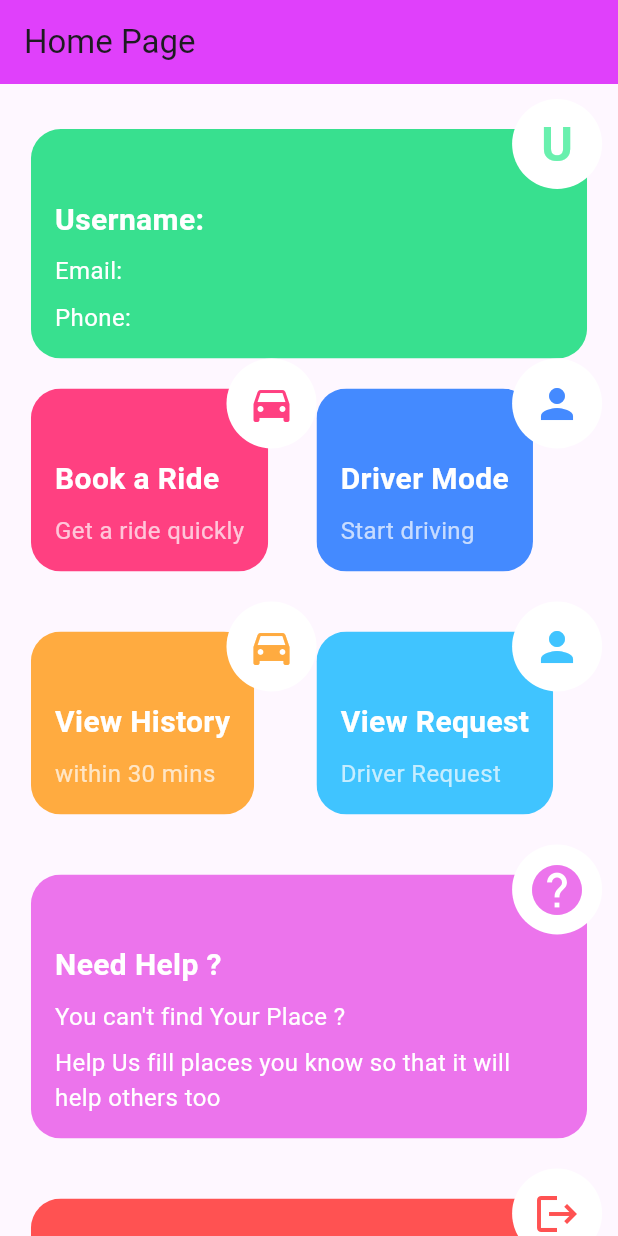
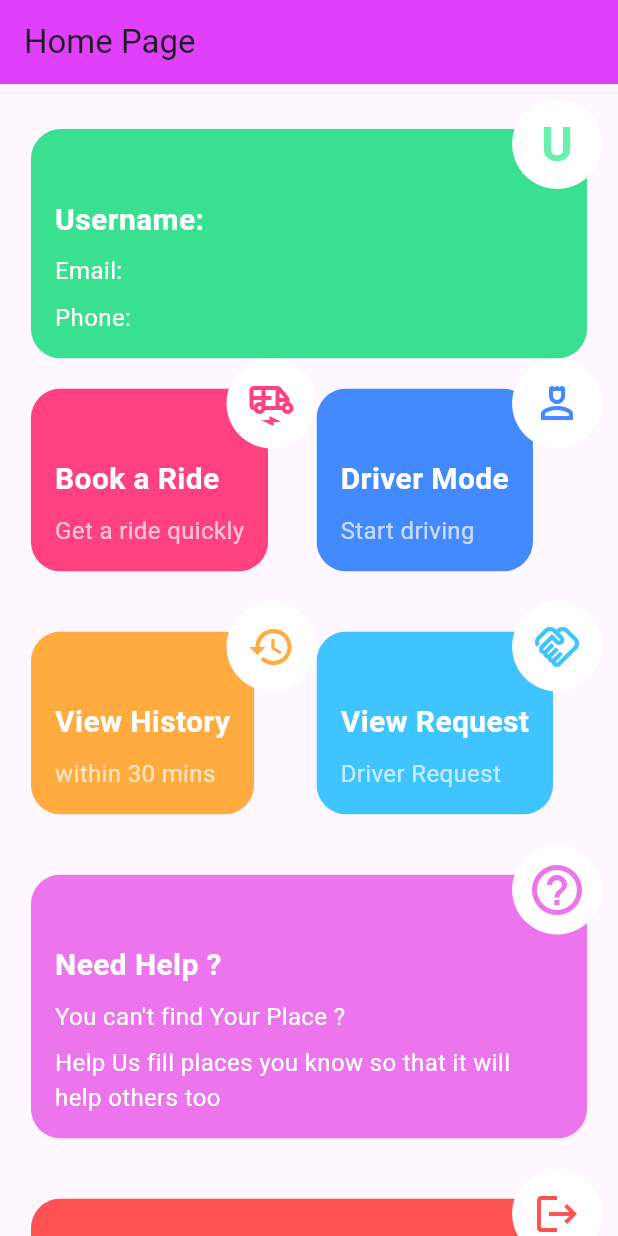
Before and after one commit to Taranga-Baral/Tuk-Tuk-App, a Flutter app: the HomePage1 screen opened directly, on a phone screen of 412 x 824 dp. Run offline on Flutter 3.47's test engine with Material 3 defaults, Android fonts, the phone set to English and light mode, and no system bars; our stand-ins replace card_loading, cloud_firestore, connectivity_plus, easy_stepper, firebase_auth, firebase_core and 4 more; missing offline and left inert: flutter_inappwebview; accounts and stored records are empty; network calls fail.

Commit message:
icon_changed_homepage

```diff
--- a/lib/Driver_HomePages/first_land_page_after_registration.dart
+++ b/lib/Driver_HomePages/first_land_page_after_registration.dart
@@ -102,7 +102,7 @@ class _DriverHomePageState extends State<DriverHomePage> {
         ScaffoldMessenger.of(context).showSnackBar(
           SnackBar(
             content: Text(
-              'Request sent successfully!\nTrip ID: $tripId\nUser ID: $userId\nDriver ID: $driverId',
+              'Request sent successfully!',
             ),
             duration: const Duration(seconds: 10), // Show for 10 seconds
           ),
--- a/lib/homepage1.dart
+++ b/lib/homepage1.dart
@@ -119,7 +119,7 @@ class HomePage1 extends StatelessWidget {
                               title: 'Book a Ride',
                               subtitle: 'Get a ride quickly',
                               color: Colors.pinkAccent,
-                              icon: Icons.directions_car,
+                              icon: Icons.electric_rickshaw_outlined,
                               onTap: () {
                                 String url =
                                     'https://www.openstreetmap.org/directions?engine=graphhopper_car&route=$pickupLatitude%2C$pickupLongitude%3B$deliveryLatitude%2C$deliveryLongitude';
@@ -139,7 +139,7 @@ class HomePage1 extends StatelessWidget {
                               title: 'Driver Mode',
                               subtitle: 'Start driving',
                               color: Colors.blueAccent,
-                              icon: Icons.person,
+                              icon: Icons.person_4_outlined,
                               onTap: () {
                                 Navigator.push(
                                   context,
@@ -172,7 +172,7 @@ class HomePage1 extends StatelessWidget {
                               title: 'View History',
                               subtitle: 'within 30 mins',
                               color: Colors.orangeAccent,
-                              icon: Icons.directions_car,
+                              icon: Icons.history,
                               onTap: () {
                                 Navigator.push(
                                   context,
@@ -190,7 +190,7 @@ class HomePage1 extends StatelessWidget {
                               title: 'View Request',
                               subtitle: 'Driver Request',
                               color: Colors.lightBlueAccent,
-                              icon: Icons.person,
+                              icon: Icons.handshake_outlined,
                               onTap: () {
                                 Navigator.push(
                                   context,
@@ -498,7 +498,7 @@ class HomePage1 extends StatelessWidget {
               backgroundColor: Colors.white,
               radius: 30,
               child: Icon(
-                Icons.help,
+                Icons.help_outline_sharp,
                 size: 40,
                 color: const Color.fromARGB(255, 236, 116, 236),
               ),
```
Also changed, not shown: lib/driver_accepted_page/driver_accepted_page.dart (+4 -5 lines).
